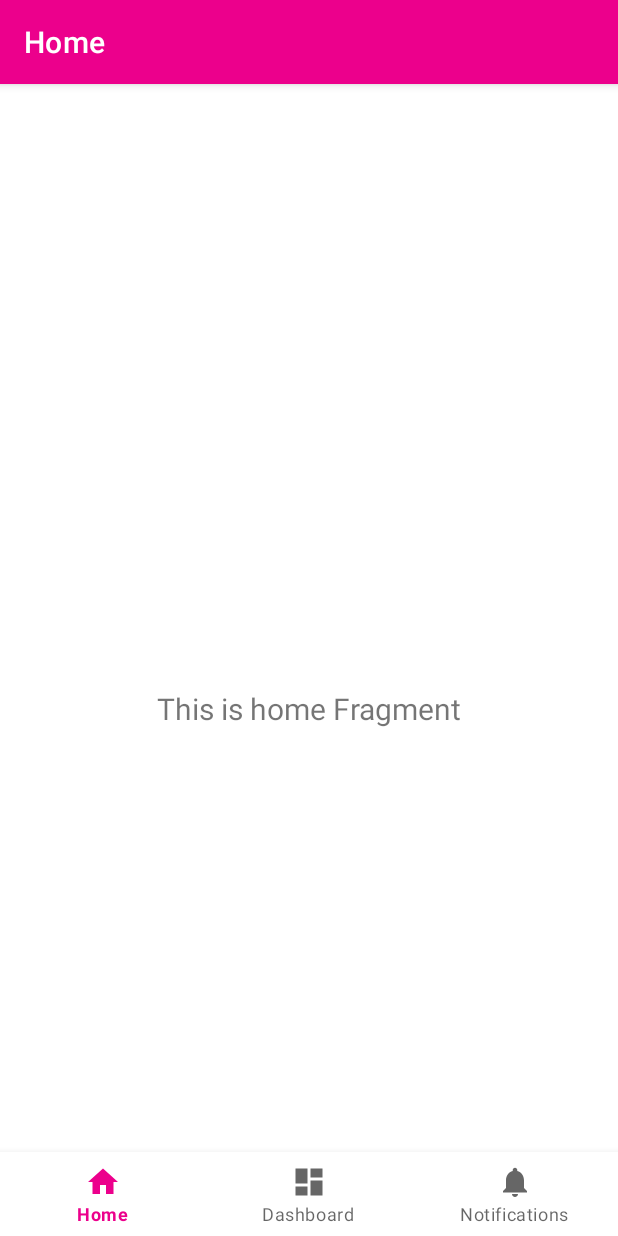
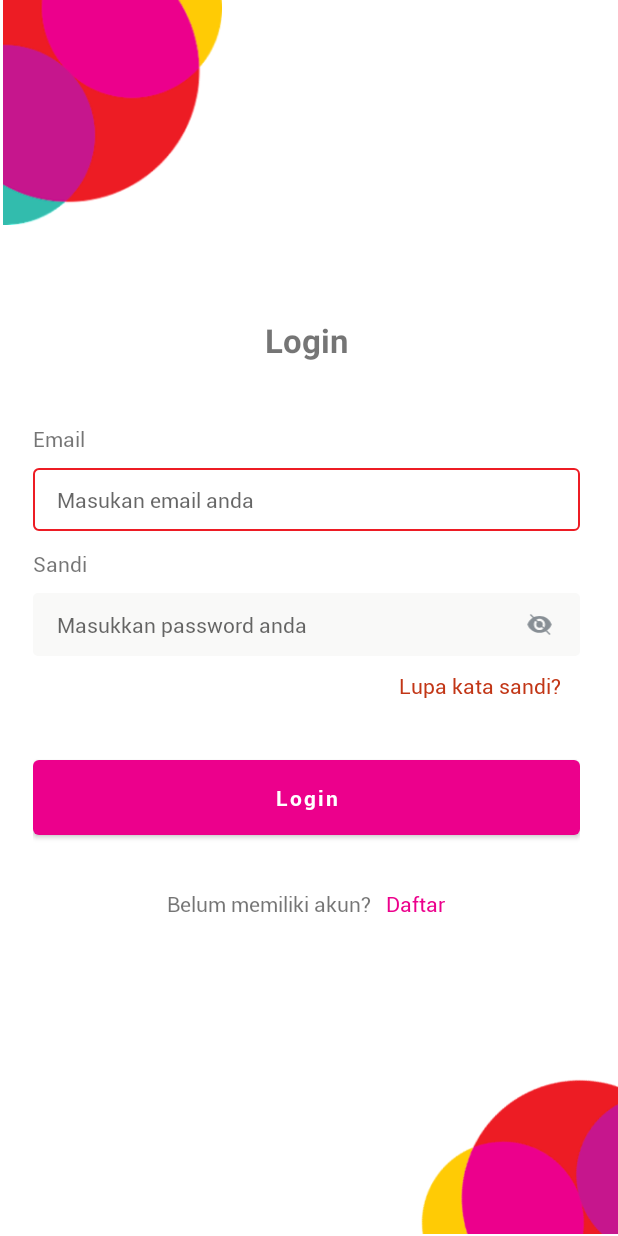
Before and after one commit to bangkit-team/IOH-chat-app, an Android app: the screen it shows after launch (MainActivity before the commit, LoginActivity after it), on a phone screen of 412 x 824 dp. Run offline under Robolectric (Android 15) with nearby library versions, the phone set to English and light mode, and no system bars.

Commit message:
add ui login, splash screen and register(minus)

```diff
--- /dev/null
+++ b/Android/IOH/app/src/main/java/com/example/ioh/ui/login/LoginActivity.kt
@@ -0,0 +1,80 @@
+package com.example.ioh.ui.login
+
+import android.content.Context
+import android.content.Intent
+import android.os.Build
+import android.os.Bundle
+import android.text.method.HideReturnsTransformationMethod
+import android.text.method.PasswordTransformationMethod
+import android.view.WindowInsets
+import android.view.WindowManager
+import androidx.appcompat.app.AppCompatActivity
+import com.example.ioh.R
+import com.example.ioh.databinding.ActivityLoginBinding
+import com.example.ioh.ui.MainActivity
+import com.example.ioh.ui.register.RegisterActivity
+
+class LoginActivity : AppCompatActivity() {
+
+    private lateinit var binding: ActivityLoginBinding
+
+    override fun onCreate(savedInstanceState: Bundle?) {
+        super.onCreate(savedInstanceState)
+        binding = ActivityLoginBinding.inflate(layoutInflater)
+        setContentView(binding.root)
+
+        supportActionBar?.hide()
+
+        @Suppress("DEPRECATION")
+        if (Build.VERSION.SDK_INT >= Build.VERSION_CODES.R) {
+            window.insetsController?.hide(WindowInsets.Type.statusBars())
+        } else {
+            window.setFlags(
+                WindowManager.LayoutParams.FLAG_FULLSCREEN,
+                WindowManager.LayoutParams.FLAG_FULLSCREEN
+            )
+        }
+
+        binding.ivPassword.setOnClickListener {
+            switchPassword() }
+
+        binding.btnDaftar.setOnClickListener{
+            registerActivity()
+        }
+
+        binding.btnLogin.setOnClickListener{
+            mainActivity()
+        }
+
+    }
+
+    private fun registerActivity() {
+        RegisterActivity.start(this)
+        finish()
+    }
+
+    private fun mainActivity() {
+        MainActivity.start(this)
+        finish()
+    }
+
+    private fun switchPassword() {
+        if (binding.ivPassword.tag.toString().equals("hidden")) {
+            binding.ivPassword.tag = "show"
+            binding.ivPassword.setImageDrawable(resources.getDrawable(R.drawable.ic_show_password))
+            binding.etPassword.transformationMethod = HideReturnsTransformationMethod.getInstance()
+        } else {
+            binding.ivPassword.tag = "hidden"
+            binding.ivPassword.setImageDrawable(resources.getDrawable(R.drawable.ic_hide_password))
+            binding.etPassword.transformationMethod = PasswordTransformationMethod.getInstance()
+        }
+    }
+
+    companion object {
+        fun start(context: Context) {
+            Intent(context, LoginActivity::class.java).apply {
+                context.startActivity(this)
+            }
+        }
+    }
+}
--- /dev/null
+++ b/Android/IOH/app/src/main/java/com/example/ioh/ui/splashscreen/SplashScreenActivity.kt
@@ -0,0 +1,54 @@
+package com.example.ioh.ui.splashscreen
+
+import android.os.Build
+import androidx.appcompat.app.AppCompatActivity
+import android.os.Bundle
+import android.view.WindowInsets
+import android.view.WindowManager
+import com.example.ioh.databinding.ActivitySplashScreenBinding
+import com.example.ioh.ui.login.LoginActivity
+import kotlinx.coroutines.*
+import kotlinx.coroutines.NonCancellable.start
+
+class SplashScreenActivity : AppCompatActivity() {
+
+    private lateinit var binding: ActivitySplashScreenBinding
+    private val activityScope = CoroutineScope(Dispatchers.Main)
+
+    override fun onCreate(savedInstanceState: Bundle?) {
+        super.onCreate(savedInstanceState)
+        binding = ActivitySplashScreenBinding.inflate(layoutInflater)
+        setContentView(binding.root)
+
+        supportActionBar?.hide()
+
+        @Suppress("DEPRECATION")
+        if (Build.VERSION.SDK_INT >= Build.VERSION_CODES.R) {
+            window.insetsController?.hide(WindowInsets.Type.statusBars())
+        } else {
+            window.setFlags(
+                WindowManager.LayoutParams.FLAG_FULLSCREEN,
+                WindowManager.LayoutParams.FLAG_FULLSCREEN
+            )
+        }
+
+        activityScope.launch {
+            delay(2000)
+            runOnUiThread {
+                loginActivity()
+            }
+        }
+
+    }
+
+    private fun loginActivity() {
+        LoginActivity.start(this)
+        finish()
+    }
+
+    override fun onStop() {
+        super.onStop()
+        activityScope.coroutineContext.cancelChildren()
+    }
+
+}
--- /dev/null
+++ b/Android/IOH/app/src/main/res/drawable/custom_edttext.xml
@@ -0,0 +1,6 @@
+<?xml version="1.0" encoding="utf-8"?>
+<selector xmlns:android="http://schemas.android.com/apk/res/android">
+    <item android:drawable="@drawable/custome_edt_active" android:state_focused="true" />
+
+    <item android:drawable="@drawable/custome_edt_unactive" android:state_focused="false" />
+</selector>
--- /dev/null
+++ b/Android/IOH/app/src/main/res/drawable/custome_edt_active.xml
@@ -0,0 +1,6 @@
+<?xml version="1.0" encoding="utf-8"?>
+<shape xmlns:android="http://schemas.android.com/apk/res/android"
+    android:shape="rectangle">
+    <stroke android:color="@color/red_light" android:width="1dp"/>
+    <corners android:radius="3dp"/>
+</shape>
--- /dev/null
+++ b/Android/IOH/app/src/main/res/drawable/custome_edt_unactive.xml
@@ -0,0 +1,6 @@
+<?xml version="1.0" encoding="utf-8"?>
+<shape xmlns:android="http://schemas.android.com/apk/res/android"
+    android:shape="rectangle">
+    <solid android:color="#f9f9f8"/>
+    <corners android:radius="3dp"/>
+</shape>
--- /dev/null
+++ b/Android/IOH/app/src/main/res/drawable/ic_hide_password.xml
@@ -0,0 +1,21 @@
+<vector xmlns:android="http://schemas.android.com/apk/res/android"
+    android:width="20dp"
+    android:height="17dp"
+    android:viewportWidth="20"
+    android:viewportHeight="17">
+    <group>
+        <clip-path
+            android:pathData="M10,2.167c-4.167,0 -7.725,2.591 -9.167,6.25 1.442,3.658 5,6.25 9.167,6.25s7.725,-2.592 9.167,-6.25c-1.442,-3.659 -5,-6.25 -9.167,-6.25zM10,12.583c-2.3,0 -4.167,-1.866 -4.167,-4.166C5.833,6.117 7.7,4.25 10,4.25s4.167,1.867 4.167,4.167S12.3,12.583 10,12.583zM10,5.917c-1.383,0 -2.5,1.116 -2.5,2.5 0,1.383 1.117,2.5 2.5,2.5s2.5,-1.117 2.5,-2.5c0,-1.384 -1.117,-2.5 -2.5,-2.5z"/>
+        <path
+            android:pathData="M0,-2L20,-2L20,18L0,18z"
+            android:fillColor="#888F95"
+            android:fillType="evenOdd"/>
+    </group>
+    <path
+        android:strokeWidth="1"
+        android:pathData="M3.5,1.5L17.5,15.5"
+        android:fillColor="#00000000"
+        android:strokeColor="#888F95"
+        android:fillType="evenOdd"
+        android:strokeLineCap="square"/>
+</vector>
--- /dev/null
+++ b/Android/IOH/app/src/main/res/drawable/ic_show_password.xml
@@ -0,0 +1,15 @@
+<?xml version="1.0" encoding="utf-8"?>
+<vector xmlns:android="http://schemas.android.com/apk/res/android"
+    android:width="20dp"
+    android:height="15dp"
+    android:viewportWidth="20"
+    android:viewportHeight="15">
+    <group>
+        <clip-path
+            android:pathData="M10,1.167c-4.167,0 -7.725,2.591 -9.167,6.25 1.442,3.658 5,6.25 9.167,6.25s7.725,-2.592 9.167,-6.25c-1.442,-3.659 -5,-6.25 -9.167,-6.25zM10,11.583c-2.3,0 -4.167,-1.866 -4.167,-4.166C5.833,5.117 7.7,3.25 10,3.25s4.167,1.867 4.167,4.167S12.3,11.583 10,11.583zM10,4.917c-1.383,0 -2.5,1.116 -2.5,2.5 0,1.383 1.117,2.5 2.5,2.5s2.5,-1.117 2.5,-2.5c0,-1.384 -1.117,-2.5 -2.5,-2.5z"/>
+        <path
+            android:pathData="M0,-3L20,-3L20,17L0,17z"
+            android:fillColor="@color/primary"
+            android:fillType="evenOdd"/>
+    </group>
+</vector>
--- /dev/null
+++ b/Android/IOH/app/src/main/res/layout/activity_login.xml
@@ -0,0 +1,178 @@
+<?xml version="1.0" encoding="utf-8"?>
+<androidx.constraintlayout.widget.ConstraintLayout xmlns:android="http://schemas.android.com/apk/res/android"
+    xmlns:app="http://schemas.android.com/apk/res-auto"
+    xmlns:tools="http://schemas.android.com/tools"
+    android:layout_width="match_parent"
+    android:layout_height="match_parent"
+    tools:context=".ui.login.LoginActivity">
+
+    <ProgressBar
+        android:id="@+id/progresbar"
+        android:layout_width="wrap_content"
+        android:layout_height="wrap_content"
+        app:layout_constraintStart_toStartOf="parent"
+        app:layout_constraintEnd_toEndOf="parent"
+        app:layout_constraintTop_toTopOf="parent"
+        app:layout_constraintBottom_toBottomOf="parent"
+        android:visibility="gone"/>
+
+    <LinearLayout
+        android:id="@+id/container_login"
+        android:layout_width="match_parent"
+        android:layout_height="wrap_content"
+        android:layout_marginStart="22dp"
+        android:layout_marginEnd="25dp"
+        app:layout_constraintStart_toStartOf="parent"
+        app:layout_constraintEnd_toEndOf="parent"
+        app:layout_constraintTop_toBottomOf="@+id/bg_atas"
+        app:layout_constraintBottom_toTopOf="@+id/bg_bawah"
+        android:orientation="vertical">
+
+        <TextView
+            android:layout_width="wrap_content"
+            android:layout_height="wrap_content"
+            android:text="@string/title_login"
+            android:textSize="22sp"
+            android:textStyle="bold"
+            android:layout_gravity="center_horizontal"/>
+
+        <TextView
+            style="@style/ParagraphRegularR"
+            android:layout_width="match_parent"
+            android:layout_height="wrap_content"
+            android:layout_marginTop="41dp"
+            android:lineSpacingMultiplier="1.36"
+            android:text="@string/title_email" />
+
+        <RelativeLayout
+            android:id="@+id/rlEmailHp"
+            android:layout_width="match_parent"
+            android:layout_height="wrap_content">
+
+            <EditText
+                android:id="@+id/etEmail"
+                android:layout_width="match_parent"
+                android:layout_height="42dp"
+                android:layout_marginTop="10dp"
+                android:autofillHints="emailAddress"
+                android:background="@drawable/custom_edttext"
+                android:fontFamily="@font/roboto_regular"
+                android:hint="@string/hint_email"
+                android:inputType="textEmailAddress"
+                android:paddingStart="16dp"
+                android:paddingEnd="16dp"
+                android:textSize="14sp" />
+
+        </RelativeLayout>
+
+        <TextView
+            android:layout_width="match_parent"
+            android:layout_height="wrap_content"
+            android:layout_marginTop="12dp"
+            style="@style/ParagraphRegularR"
+            android:lineSpacingMultiplier="1.36"
+            android:text="@string/title_password" />
+
+        <RelativeLayout
+            android:id="@+id/rlPassword"
+            android:layout_width="match_parent"
+            android:layout_height="wrap_content"
+            android:layout_marginTop="10dp">
+
+            <EditText
+                android:id="@+id/etPassword"
+                android:layout_width="match_parent"
+                android:layout_height="42dp"
+                android:autofillHints="password"
+                android:background="@drawable/custom_edttext"
+                android:fontFamily="@font/roboto_regular"
+                android:hint="@string/hint_pass"
+                android:inputType="textPassword"
+                android:paddingStart="16dp"
+                android:paddingEnd="16dp"
+                android:textSize="14sp" />
+
+            <ImageView
+                android:id="@+id/iv_password"
+                android:layout_width="42dp"
+                android:layout_height="35dp"
+                android:contentDescription="@string/title_password"
+                android:layout_alignParentEnd="true"
+                android:layout_centerInParent="true"
+                android:paddingStart="5dp"
+                android:paddingTop="10dp"
+                android:paddingEnd="17dp"
+                android:paddingBottom="10dp"
+                android:src="@drawable/ic_hide_password"
+                android:tag="hidden" />
+        </RelativeLayout>
+
+        <TextView
+            android:id="@+id/tvLupaPass"
+            style="@style/ParagraphRegularR"
+            android:layout_width="fill_parent"
+            android:layout_height="wrap_content"
+            android:layout_marginTop="10dp"
+            android:layout_marginEnd="13.5dp"
+            android:lineSpacingMultiplier="1.36"
+            android:text="@string/title_forget_password"
+            android:textAlignment="textEnd"
+            android:textColor="@color/red_dark" />
+
+        <Button
+            android:id="@+id/btnLogin"
+            android:layout_width="match_parent"
+            android:layout_height="wrap_content"
+            android:padding="15dp"
+            android:textAllCaps="false"
+            android:textColor="@color/white"
+            android:fontFamily="@font/roboto_bold"
+            android:layout_marginTop="34dp"
+            android:text="@string/title_login" />
+
+        <LinearLayout
+            android:layout_width="wrap_content"
+            android:layout_height="wrap_content"
+            android:orientation="horizontal"
+            android:layout_gravity="center_horizontal">
+
+            <TextView
+                android:layout_width="wrap_content"
+                android:layout_height="wrap_content"
+                android:text="@string/title_no_account"
+                style="@style/ParagraphRegularR"
+                android:layout_marginTop="30dp"/>
+
+            <TextView
+                android:id="@+id/btnDaftar"
+                android:layout_width="wrap_content"
+                android:layout_height="wrap_content"
+                android:text="@string/title_create_account"
+                style="@style/ParagraphRegularR"
+                android:layout_marginStart="10dp"
+                android:textColor="@color/primary"
+                android:layout_marginTop="30dp"/>
+
+        </LinearLayout>
+
+    </LinearLayout>
+
+    <ImageView
+        android:id="@+id/bg_bawah"
+        android:layout_width="150dp"
+        android:layout_height="150dp"
+        android:src="@drawable/bg_bulat"
+        app:layout_constraintEnd_toEndOf="parent"
+        app:layout_constraintBottom_toBottomOf="parent"
+        android:contentDescription="@string/app_name"/>
+
+    <ImageView
+        android:id="@+id/bg_atas"
+        android:layout_width="150dp"
+        android:layout_height="150dp"
+        android:src="@drawable/bg_bulat_atas"
+        app:layout_constraintStart_toStartOf="parent"
+        app:layout_constraintTop_toTopOf="parent"
+        android:contentDescription="@string/app_name"/>
+
+</androidx.constraintlayout.widget.ConstraintLayout>
--- a/Android/IOH/app/src/main/res/values/strings.xml
+++ b/Android/IOH/app/src/main/res/values/strings.xml
@@ -3,4 +3,15 @@
     <string name="title_home">Home</string>
     <string name="title_dashboard">Dashboard</string>
     <string name="title_notifications">Notifications</string>
+    <string name="title_login">Login</string>
+    <string name="title_email">Email</string>
+    <string name="hint_email">Masukan email anda</string>
+    <string name="title_password">Sandi</string>
+    <string name="hint_pass">Masukkan password anda</string>
+    <string name="title_forget_password">Lupa kata sandi?</string>
+    <string name="title_no_account">Belum memiliki akun?</string>
+    <string name="title_create_account">Daftar</string>
+    <string name="title_register">Register</string>
+    <string name="title_have_account">Sudah punya akun?</string>
+    <string name="title_account">Masuk</string>
 </resources>
```
Also changed, not shown: Android/IOH/app/src/main/AndroidManifest.xml (+12 -3 lines), Android/IOH/app/src/main/java/com/example/ioh/ui/MainActivity.kt (+11 -0 lines), Android/IOH/app/src/main/java/com/example/ioh/ui/register/RegisterActivity.kt (added, +52 -0 lines), Android/IOH/app/src/main/res/layout/activity_register.xml (added, +166 -0 lines), Android/IOH/app/src/main/res/layout/activity_splash_screen.xml (added, +35 -0 lines), Android/IOH/app/src/main/res/drawable/bg_bulat.png (added), Android/IOH/app/src/main/res/drawable/bg_bulat_atas.png (added), Android/IOH/app/src/main/res/drawable/logo_indoosat.png (added).
